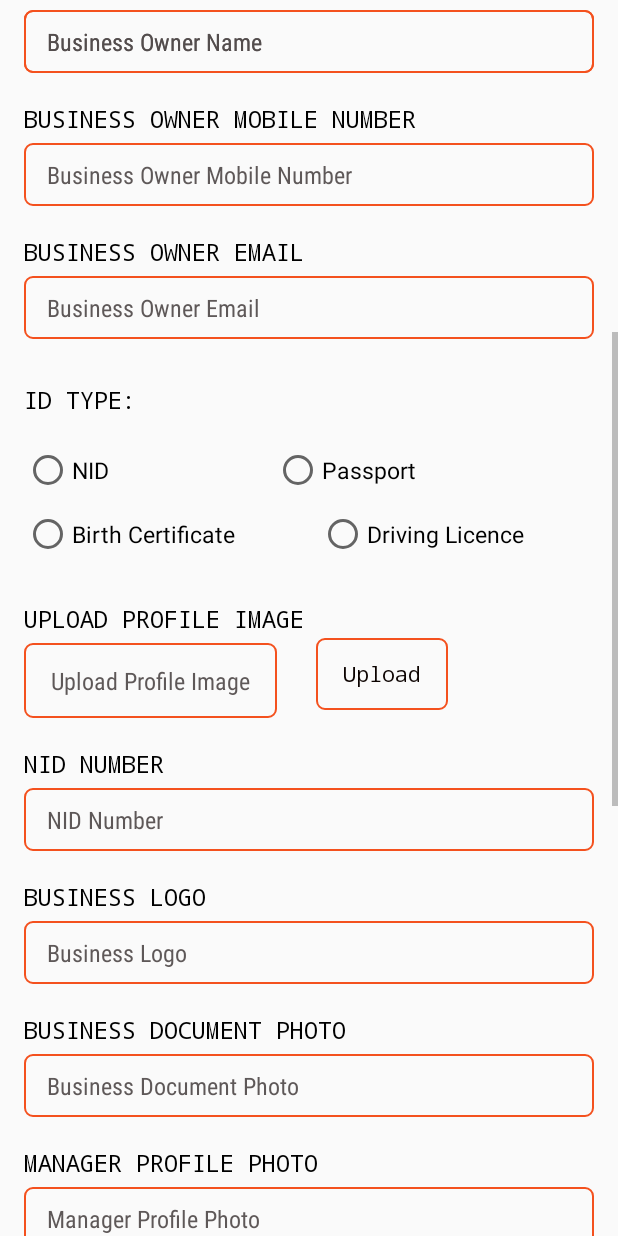
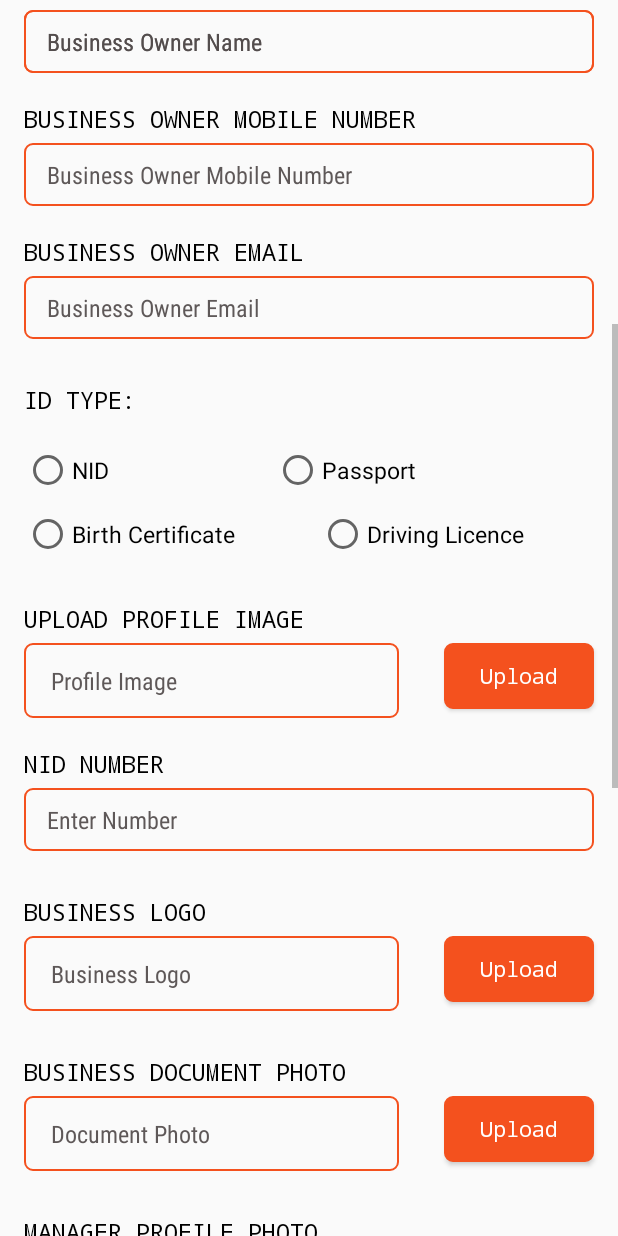
Before and after one commit to TasnuvaOshin/ProjectExpress, an Android app: the screen it shows after launch (Merchant_Registration), scrolled down 576 dp, on a phone screen of 412 x 824 dp. Run offline under Robolectric (Android 15) with nearby library versions, the phone set to English and light mode, and no system bars.

Commit message:
activity_merchant_registration

```diff
--- /dev/null
+++ b/app/src/main/res/drawable/et_back2.xml
@@ -0,0 +1,20 @@
+<shape xmlns:android="http://schemas.android.com/apk/res/android"
+    android:shape="rectangle">
+
+    <corners
+        android:bottomLeftRadius="5dp"
+        android:bottomRightRadius="5dp"
+        android:topLeftRadius="5dp"
+        android:topRightRadius="5dp"/>
+
+    <stroke
+        android:width="1dp"
+        android:color="@color/gradStart"/>
+
+    <gradient android:angle="0"
+        android:startColor="#F4511E"
+        android:endColor="#F4511E">
+
+    </gradient>
+
+</shape>
--- a/app/src/main/res/layout/activity_merchant__registration.xml
+++ b/app/src/main/res/layout/activity_merchant__registration.xml
@@ -86,10 +86,6 @@
                             android:layout_marginLeft="10dp"
                             android:layout_marginRight="10dp"
                             android:layout_marginTop="5dp"
-                            android:layout_alignParentLeft="true"
-                            android:layout_alignParentTop="true"
-                            android:layout_alignParentEnd="true"
-                            android:layout_alignParentRight="true"
                             android:fontFamily="sans-serif-condensed"
                             android:inputType="text"
                             android:maxLength="30"
@@ -137,10 +133,6 @@
                             android:layout_marginLeft="10dp"
                             android:layout_marginRight="10dp"
                             android:layout_marginTop="5dp"
-                            android:layout_alignParentLeft="true"
-                            android:layout_alignParentTop="true"
-                            android:layout_alignParentEnd="true"
-                            android:layout_alignParentRight="true"
                             android:fontFamily="sans-serif-condensed"
                             android:inputType="text"
                             android:maxLength="30"
@@ -188,10 +180,6 @@
                             android:layout_marginLeft="10dp"
                             android:layout_marginRight="10dp"
                             android:layout_marginTop="5dp"
-                            android:layout_alignParentLeft="true"
-                            android:layout_alignParentTop="true"
-                            android:layout_alignParentEnd="true"
-                            android:layout_alignParentRight="true"
                             android:fontFamily="sans-serif-condensed"
                             android:inputType="text"
                             android:maxLength="30"
@@ -271,10 +259,6 @@
                             android:layout_marginLeft="10dp"
                             android:layout_marginRight="10dp"
                             android:layout_marginTop="5dp"
-                            android:layout_alignParentLeft="true"
-                            android:layout_alignParentTop="true"
-                            android:layout_alignParentEnd="true"
-                            android:layout_alignParentRight="true"
                             android:fontFamily="sans-serif-condensed"
                             android:inputType="text"
                             android:maxLength="30"
@@ -332,10 +316,6 @@
                             android:layout_marginLeft="10dp"
                             android:layout_marginRight="10dp"
                             android:layout_marginTop="5dp"
-                            android:layout_alignParentLeft="true"
-                            android:layout_alignParentTop="true"
-                            android:layout_alignParentEnd="true"
-                            android:layout_alignParentRight="true"
                             android:fontFamily="sans-serif-condensed"
                             android:inputType="text"
                             android:maxLength="30"
@@ -383,10 +363,6 @@
                             android:layout_marginLeft="10dp"
                             android:layout_marginRight="10dp"
                             android:layout_marginTop="5dp"
-                            android:layout_alignParentLeft="true"
-                            android:layout_alignParentTop="true"
-                            android:layout_alignParentEnd="true"
-                            android:layout_alignParentRight="true"
                             android:fontFamily="sans-serif-condensed"
                             android:inputType="text"
                             android:maxLength="30"
@@ -434,10 +410,6 @@
                             android:layout_marginLeft="10dp"
                             android:layout_marginRight="10dp"
                             android:layout_marginTop="5dp"
-                            android:layout_alignParentLeft="true"
-                            android:layout_alignParentTop="true"
-                            android:layout_alignParentEnd="true"
-                            android:layout_alignParentRight="true"
                             android:fontFamily="sans-serif-condensed"
                             android:inputType="text"
                             android:maxLength="30"
@@ -577,25 +549,23 @@
                             android:textSize="15sp"
                             android:textColor="@android:color/black"/>
 
-                        <LinearLayout
-                            android:layout_width="wrap_content"
+                        <RelativeLayout
+                            android:layout_width="match_parent"
                             android:layout_height="match_parent"
-                            android:orientation="horizontal">
+                          >
 
 
                             <TextView
+                                android:layout_alignParentStart="true"
+
                                 android:id="@+id/et_upe"
-                                android:layout_width="match_parent"
+                                android:layout_width="250dp"
                                 android:layout_height="wrap_content"
                                 android:layout_marginStart="6dp"
                                 android:layout_marginEnd="6dp"
                                 android:layout_marginLeft="10dp"
                                 android:layout_marginRight="10dp"
                                 android:layout_marginTop="5dp"
-                                android:layout_alignParentLeft="true"
-                                android:layout_alignParentTop="true"
-                                android:layout_alignParentEnd="true"
-                                android:layout_alignParentRight="true"
                                 android:fontFamily="sans-serif-condensed"
                                 android:inputType="text"
                                 android:maxLength="30"
@@ -605,7 +575,7 @@
                                 android:paddingBottom="14dp"
                                 android:paddingStart="18dp"
                                 android:paddingEnd="18dp"
-                                android:hint="@string/uploadProfileImage"
+                                android:hint="@string/uploadProfileI"
                                 android:textAlignment="gravity"
                                 android:textColorHint="#EE534C4C"
                                 android:textSize="16sp"
@@ -614,20 +584,25 @@
                             </TextView>
 
 
-                            <!---hello im editing this -->
                             <Button
-                                android:layout_width="match_parent"
-                                android:layout_height="wrap_content"
+                                android:layout_alignParentEnd="true"
+                                android:layout_width="100dp"
+                                android:layout_height="44dp"
+                                android:layout_gravity="center_horizontal"
                                 android:layout_marginStart="20dp"
-                                android:paddingTop="14dp"
-                                android:paddingBottom="14dp"
-                                android:background="@drawable/et_back1"
+                                android:background="@drawable/et_back2"
                                 android:fontFamily="monospace"
                                 android:text="Upload"
+                                android:layout_marginTop="5dp"
+
+                                android:layout_marginEnd="6dp"
                                 android:textAllCaps="false"
-                                android:textColor="#0C0300"/>
 
-                        </LinearLayout>
+
+
+                                android:textColor="@color/white"/>
+
+                        </RelativeLayout>
 
 
 
@@ -662,10 +637,6 @@
                             android:layout_marginLeft="10dp"
                             android:layout_marginRight="10dp"
                             android:layout_marginTop="5dp"
-                            android:layout_alignParentLeft="true"
-                            android:layout_alignParentTop="true"
-                            android:layout_alignParentEnd="true"
-                            android:layout_alignParentRight="true"
                             android:fontFamily="sans-serif-condensed"
                             android:inputType="text"
                             android:maxLength="30"
@@ -675,7 +646,7 @@
                             android:paddingBottom="15dp"
                             android:paddingStart="15dp"
                             android:paddingEnd="15dp"
-                            android:hint="NID Number"
+                            android:hint="@string/nidN"
                             android:textAlignment="gravity"
                             android:textColorHint="#EE534C4C"
                             android:textSize="16sp"
@@ -688,7 +659,7 @@
                     <LinearLayout
                         android:layout_width="match_parent"
                         android:layout_height="wrap_content"
-                        android:layout_marginTop="20dp"
+                        android:layout_marginTop="30dp"
                         android:orientation="vertical">
 
                         <TextView
@@ -704,42 +675,70 @@
                             android:textSize="15sp"
                             android:textColor="@android:color/black"/>
 
-                        <com.google.android.material.textfield.TextInputEditText
-                            android:id="@+id/et_bl"
+                        <RelativeLayout
                             android:layout_width="match_parent"
+                            android:layout_height="match_parent"
+                            >
+
+
+                            <TextView
+                                android:layout_alignParentStart="true"
+
+                                android:id="@+id/tv_bl"
+                                android:layout_width="250dp"
                                 android:layout_height="wrap_content"
                                 android:layout_marginStart="6dp"
                                 android:layout_marginEnd="6dp"
                                 android:layout_marginLeft="10dp"
                                 android:layout_marginRight="10dp"
                                 android:layout_marginTop="5dp"
-                            android:layout_alignParentLeft="true"
-                            android:layout_alignParentTop="true"
-                            android:layout_alignParentEnd="true"
-                            android:layout_alignParentRight="true"
                                 android:fontFamily="sans-serif-condensed"
                                 android:inputType="text"
                                 android:maxLength="30"
                                 android:maxLines="1"
-                            android:paddingVertical="10dp"
-                            android:paddingTop="15dp"
-                            android:paddingBottom="15dp"
-                            android:paddingStart="15dp"
-                            android:paddingEnd="15dp"
-                            android:hint="Business Logo"
+                                android:paddingHorizontal="10dp"
+                                android:paddingTop="14dp"
+                                android:paddingBottom="14dp"
+                                android:paddingStart="18dp"
+                                android:paddingEnd="18dp"
+                                android:hint="@string/businessLogo"
                                 android:textAlignment="gravity"
                                 android:textColorHint="#EE534C4C"
                                 android:textSize="16sp"
                                 android:background="@drawable/et_back1">
 
-                        </com.google.android.material.textfield.TextInputEditText>
+                            </TextView>
+
+
+                            <Button
+                                android:layout_alignParentEnd="true"
+                                android:layout_width="100dp"
+                                android:layout_height="44dp"
+                                android:layout_gravity="center_horizontal"
+                                android:layout_marginStart="20dp"
+                                android:background="@drawable/et_back2"
+                                android:fontFamily="monospace"
+                                android:text="Upload"
+                                android:layout_marginTop="5dp"
+
+                                android:layout_marginEnd="6dp"
+                                android:textAllCaps="false"
+
+
+
+                                android:textColor="@color/white"/>
+
+                        </RelativeLayout>
+
+
 
                     </LinearLayout>
+
 
                     <LinearLayout
                         android:layout_width="match_parent"
                         android:layout_height="wrap_content"
-                        android:layout_marginTop="20dp"
+                        android:layout_marginTop="30dp"
                         android:orientation="vertical">
 
                         <TextView
@@ -755,43 +754,72 @@
                             android:textSize="15sp"
                             android:textColor="@android:color/black"/>
 
-                        <com.google.android.material.textfield.TextInputEditText
-                            android:id="@+id/et_bdp"
+                        <RelativeLayout
                             android:layout_width="match_parent"
+                            android:layout_height="match_parent"
+                            >
+
+
+                            <TextView
+                                android:layout_alignParentStart="true"
+
+                                android:id="@+id/tv_bdp"
+                                android:layout_width="250dp"
                                 android:layout_height="wrap_content"
                                 android:layout_marginStart="6dp"
                                 android:layout_marginEnd="6dp"
                                 android:layout_marginLeft="10dp"
                                 android:layout_marginRight="10dp"
                                 android:layout_marginTop="5dp"
-                            android:layout_alignParentLeft="true"
-                            android:layout_alignParentTop="true"
-                            android:layout_alignParentEnd="true"
-                            android:layout_alignParentRight="true"
                                 android:fontFamily="sans-serif-condensed"
                                 android:inputType="text"
                                 android:maxLength="30"
                                 android:maxLines="1"
-                            android:paddingVertical="10dp"
-                            android:paddingTop="15dp"
-                            android:paddingBottom="15dp"
-                            android:paddingStart="15dp"
-                            android:paddingEnd="15dp"
-                            android:hint="Business Document Photo"
+                                android:paddingHorizontal="10dp"
+                                android:paddingTop="14dp"
+                                android:paddingBottom="14dp"
+                                android:paddingStart="18dp"
+                                android:paddingEnd="18dp"
+                                android:hint="@string/businessDP"
                                 android:textAlignment="gravity"
                                 android:textColorHint="#EE534C4C"
                                 android:textSize="16sp"
                                 android:background="@drawable/et_back1">
 
-                        </com.google.android.material.textfield.TextInputEditText>
+                            </TextView>
+
+
+                            <Button
+                                android:layout_alignParentEnd="true"
+                                android:layout_width="100dp"
+                                android:layout_height="44dp"
+                                android:layout_gravity="center_horizontal"
+                                android:layout_marginStart="20dp"
+                                android:background="@drawable/et_back2"
+                                android:fontFamily="monospace"
+                                android:text="Upload"
+                                android:layout_marginTop="5dp"
+
+                                android:layout_marginEnd="6dp"
+                                android:textAllCaps="false"
+
+
+
+                                android:textColor="@color/white"/>
+
+                        </RelativeLayout>
+
+
 
                     </LinearLayout>
+
+
 
 
                     <LinearLayout
                         android:layout_width="match_parent"
                         android:layout_height="wrap_content"
-                        android:layout_marginTop="20dp"
+                        android:layout_marginTop="30dp"
                         android:orientation="vertical">
 
                         <TextView
@@ -807,37 +835,65 @@
                             android:textSize="15sp"
                             android:textColor="@android:color/black"/>
 
-                        <com.google.android.material.textfield.TextInputEditText
-                            android:id="@+id/et_mpp"
+                        <RelativeLayout
                             android:layout_width="match_parent"
+                            android:layout_height="match_parent"
+                            >
+
+
+                            <TextView
+                                android:layout_alignParentStart="true"
+
+                                android:id="@+id/tv_mpp"
+                                android:layout_width="250dp"
                                 android:layout_height="wrap_content"
                                 android:layout_marginStart="6dp"
                                 android:layout_marginEnd="6dp"
                                 android:layout_marginLeft="10dp"
                                 android:layout_marginRight="10dp"
                                 android:layout_marginTop="5dp"
-                            android:layout_alignParentLeft="true"
-                            android:layout_alignParentTop="true"
-                            android:layout_alignParentEnd="true"
-                            android:layout_alignParentRight="true"
                                 android:fontFamily="sans-serif-condensed"
                                 android:inputType="text"
                                 android:maxLength="30"
                                 android:maxLines="1"
-                            android:paddingVertical="10dp"
-                            android:paddingTop="15dp"
-                            android:paddingBottom="15dp"
-                            android:paddingStart="15dp"
-                            android:paddingEnd="15dp"
-                            android:hint="Manager Profile Photo"
+                                android:paddingHorizontal="10dp"
+                                android:paddingTop="14dp"
+                                android:paddingBottom="14dp"
+                                android:paddingStart="18dp"
+                                android:paddingEnd="18dp"
+                                android:hint="@string/managerPP"
                                 android:textAlignment="gravity"
                                 android:textColorHint="#EE534C4C"
                                 android:textSize="16sp"
                                 android:background="@drawable/et_back1">
 
-                        </com.google.android.material.textfield.TextInputEditText>
+                            </TextView>
+
+
+                            <Button
+                                android:layout_alignParentEnd="true"
+                                android:layout_width="100dp"
+                                android:layout_height="44dp"
+                                android:layout_gravity="center_horizontal"
+                                android:layout_marginStart="20dp"
+                                android:background="@drawable/et_back2"
+                                android:fontFamily="monospace"
+                                android:text="Upload"
+                                android:layout_marginTop="5dp"
+
+                                android:layout_marginEnd="6dp"
+                                android:textAllCaps="false"
+
+
+
+                                android:textColor="@color/white"/>
+
+                        </RelativeLayout>
+
+
 
                     </LinearLayout>
+
                 </LinearLayout>
 
             </RelativeLayout>
@@ -1150,25 +1206,25 @@
            >
 
             <Button
-                android:layout_width="wrap_content"
-                android:layout_height="wrap_content"
+                android:layout_width="100dp"
+                android:layout_height="44dp"
                 android:layout_marginStart="20dp"
-                android:background="@drawable/button_back"
+                android:background="@drawable/et_back2"
                 android:fontFamily="monospace"
                 android:text="Register"
                 android:textAllCaps="false"
-                android:textColor="#0C0300"/>
+                android:textColor="@color/white"/>
 
 
             <Button
-                android:layout_width="wrap_content"
-                android:layout_height="wrap_content"
+                android:layout_width="100dp"
+                android:layout_height="44dp"
                 android:layout_alignParentRight="true"
-                android:background="@drawable/button_back"
+                android:background="@drawable/et_back2"
                 android:fontFamily="monospace"
                 android:text="Cancel"
                 android:textAllCaps="false"
-                android:textColor="@color/black"/>
+                android:textColor="@color/white"/>
 
         </RelativeLayout>
 
--- a/app/src/main/res/values/colors.xml
+++ b/app/src/main/res/values/colors.xml
@@ -1,6 +1,6 @@
 <?xml version="1.0" encoding="utf-8"?>
 <resources>
-    <color name="colorPrimary">#008577</color>
+    <color name="colorPrimary">#F4511E</color>
     <color name="colorPrimaryDark">#000000</color>
     <color name="colorAccent">#D81B60</color>
 
--- a/app/src/main/res/values/strings.xml
+++ b/app/src/main/res/values/strings.xml
@@ -26,4 +26,11 @@
     <string name="paymentType">Payment Type</string>
     <string name="terms">I agree with this Terms and Conditions *</string>
 
+
+
+    <string name="uploadProfileI">Profile Image</string>
+    <string name="nidN">Enter Number</string>
+    <string name="businessDP">Document Photo</string>
+    <string name="managerPP">Profile Photo</string>
+
 </resources>
```
Lines whose indentation alone changed are shown as unchanged.
